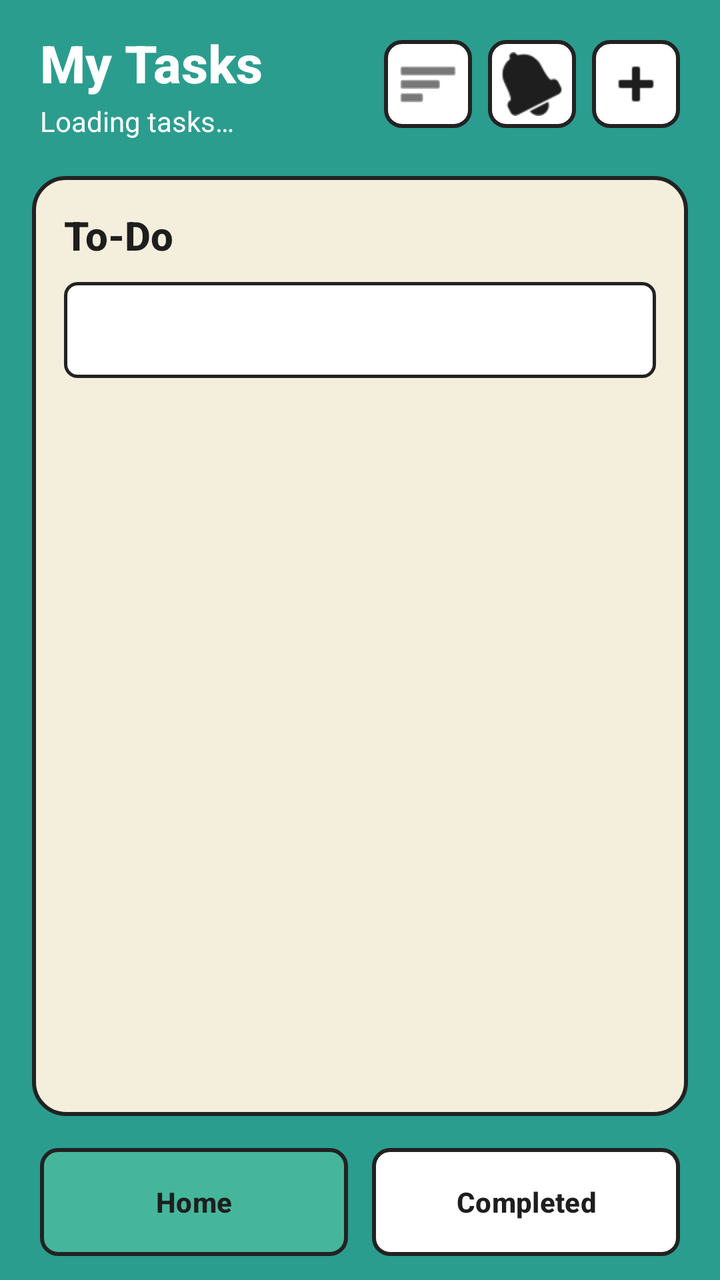
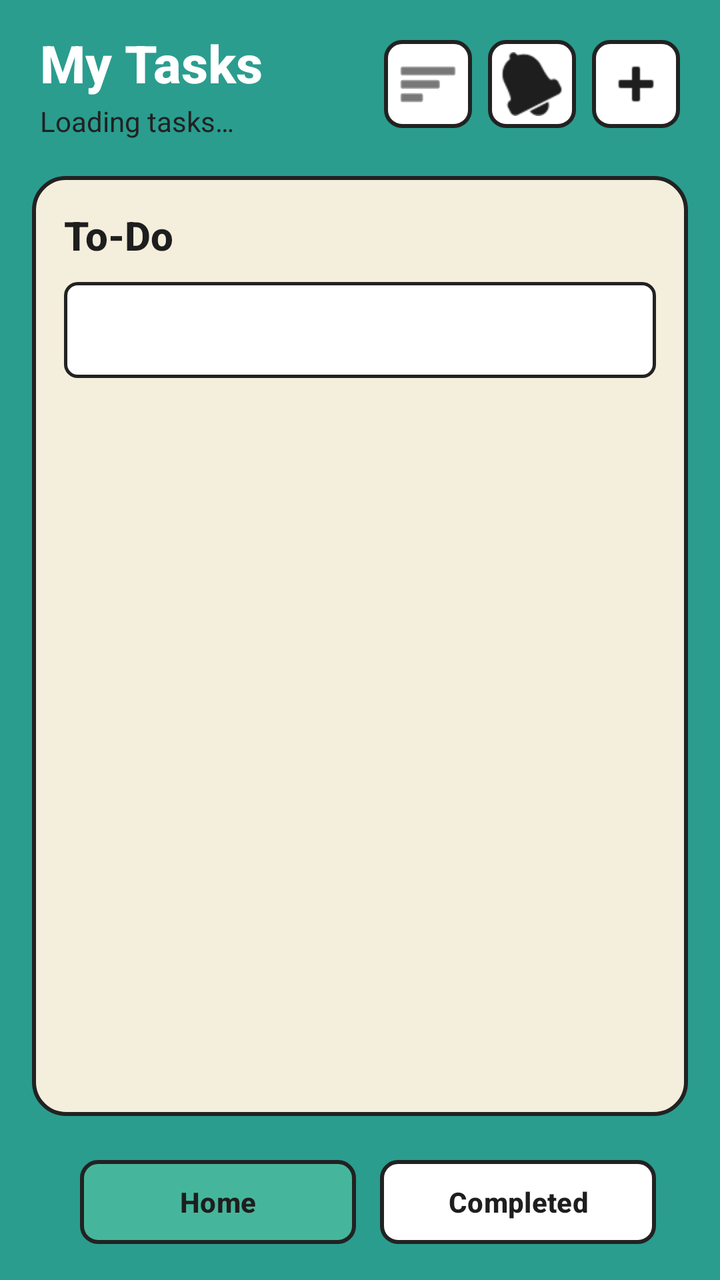

The first picture is an Android layout as it rendered before a commit; the second is the same layout after the commit. The layout source and the unified diff follow.
<!-- AndroidManifest.xml: application theme Theme.ApplicationProject -->
<!-- res/layout/activity_home_page.xml -->
<?xml version="1.0" encoding="utf-8"?>
<androidx.constraintlayout.widget.ConstraintLayout xmlns:android="http://schemas.android.com/apk/res/android"
    xmlns:app="http://schemas.android.com/apk/res-auto"
    xmlns:tools="http://schemas.android.com/tools"
    android:id="@+id/main"
    android:layout_width="match_parent"
    android:layout_height="match_parent"
    android:background="@color/app_teal"
    tools:context=".MainActivity">

    <LinearLayout
        android:id="@+id/homeHeader"
        android:layout_width="0dp"
        android:layout_height="wrap_content"
        android:layout_marginStart="20dp"
        android:layout_marginTop="14dp"
        android:layout_marginEnd="20dp"
        android:gravity="center_vertical"
        android:orientation="horizontal"
        app:layout_constraintEnd_toEndOf="parent"
        app:layout_constraintStart_toStartOf="parent"
        app:layout_constraintTop_toTopOf="parent">

        <LinearLayout
            android:layout_width="0dp"
            android:layout_height="wrap_content"
            android:layout_weight="1"
            android:orientation="vertical">

            <TextView
                android:layout_width="wrap_content"
                android:layout_height="wrap_content"
                android:fontFamily="sans-serif-medium"
                android:text="@string/home_title"
                android:textColor="@color/white"
                android:textSize="26sp"
                android:textStyle="bold" />

            <TextView
                android:id="@+id/tvTaskCount"
                android:layout_width="wrap_content"
                android:layout_height="wrap_content"
                android:layout_marginTop="2dp"
                android:text="@string/loading_tasks"
                android:textColor="@color/white"
                android:textSize="14sp" />
        </LinearLayout>

        <ImageButton
            android:id="@+id/btnCategories"
            android:layout_width="44dp"
            android:layout_height="44dp"
            android:layout_marginEnd="8dp"
            android:background="@drawable/bg_button_white"
            android:contentDescription="@string/category_button"
            android:src="@android:drawable/ic_menu_sort_by_size"
            app:tint="@color/text_dark" />

        <ImageButton
            android:id="@+id/btnNotification"
            android:layout_width="44dp"
            android:layout_height="44dp"
            android:layout_marginEnd="8dp"
            android:background="@drawable/bg_button_white"
            android:contentDescription="@string/notifications3"
            android:src="@android:drawable/ic_popup_reminder"
            app:tint="@color/text_dark" />

        <ImageButton
            android:id="@+id/btnAdd"
            android:layout_width="44dp"
            android:layout_height="44dp"
            android:background="@drawable/bg_button_white"
            android:contentDescription="@string/add_task"
            android:src="@android:drawable/ic_input_add"
            app:tint="@color/text_dark" />
    </LinearLayout>

    <androidx.constraintlayout.widget.ConstraintLayout
        android:id="@+id/mainCard"
        android:layout_width="0dp"
        android:layout_height="0dp"
        android:layout_marginStart="16dp"
        android:layout_marginTop="18dp"
        android:layout_marginEnd="16dp"
        android:layout_marginBottom="16dp"
        android:background="@drawable/bg_card_cream"
        android:padding="16dp"
        app:layout_constraintBottom_toTopOf="@id/bottomNav"
        app:layout_constraintEnd_toEndOf="parent"
        app:layout_constraintStart_toStartOf="parent"
        app:layout_constraintTop_toBottomOf="@id/homeHeader">

        <TextView
            android:id="@+id/tvCategoryHeader"
            android:layout_width="0dp"
            android:layout_height="wrap_content"
            android:fontFamily="sans-serif-medium"
            android:text="@string/pending_tasks"
            android:textColor="@color/text_dark"
            android:textSize="20sp"
            android:textStyle="bold"
            app:layout_constraintEnd_toEndOf="parent"
            app:layout_constraintStart_toStartOf="parent"
            app:layout_constraintTop_toTopOf="parent" />

        <Spinner
            android:id="@+id/spinnerCategoryFilter"
            android:layout_width="0dp"
            android:layout_height="48dp"
            android:layout_marginTop="10dp"
            android:background="@drawable/bg_edit_text"
            android:paddingStart="10dp"
            android:paddingEnd="10dp"
            app:layout_constraintEnd_toEndOf="parent"
            app:layout_constraintStart_toStartOf="parent"
            app:layout_constraintTop_toBottomOf="@id/tvCategoryHeader" />

        <ScrollView
            android:layout_width="0dp"
            android:layout_height="0dp"
            android:layout_marginTop="12dp"
            android:fillViewport="true"
            app:layout_constraintBottom_toBottomOf="parent"
            app:layout_constraintEnd_toEndOf="parent"
            app:layout_constraintStart_toStartOf="parent"
            app:layout_constraintTop_toBottomOf="@id/spinnerCategoryFilter">

            <LinearLayout
                android:id="@+id/taskList"
                android:layout_width="match_parent"
                android:layout_height="wrap_content"
                android:orientation="vertical"
                android:paddingBottom="8dp" />
        </ScrollView>
    </androidx.constraintlayout.widget.ConstraintLayout>

    <LinearLayout
        android:id="@+id/bottomNav"
        android:layout_width="0dp"
        android:layout_height="54dp"
        android:layout_marginStart="20dp"
        android:layout_marginEnd="20dp"
        android:layout_marginBottom="12dp"
        android:orientation="horizontal"
        app:layout_constraintBottom_toBottomOf="parent"
        app:layout_constraintEnd_toEndOf="parent"
        app:layout_constraintStart_toStartOf="parent">

        <Button
            android:id="@+id/btnHomeNav"
            android:layout_width="0dp"
            android:layout_height="match_parent"
            android:layout_marginEnd="6dp"
            android:layout_weight="1"
            android:background="@drawable/bg_button_teal"
            android:text="@string/home1"
            android:textColor="@color/text_dark"
            android:textStyle="bold"
            app:backgroundTint="@null" />

        <Button
            android:id="@+id/btnCompletedNav"
            android:layout_width="0dp"
            android:layout_height="match_parent"
            android:layout_marginStart="6dp"
            android:layout_weight="1"
            android:background="@drawable/bg_button_white"
            android:text="@string/completed2"
            android:textColor="@color/text_dark"
            android:textStyle="bold"
            app:backgroundTint="@null" />
    </LinearLayout>
</androidx.constraintlayout.widget.ConstraintLayout>
<!-- resources referenced by this layout -->
<resources>
  <color name="app_teal">#2A9D8F</color>
  <color name="text_dark">#1E1E1E</color>
  <color name="white">#FFFFFFFF</color>
  <!-- drawable bg_button_teal (drawable) -->
  <?xml version="1.0" encoding="utf-8"?>
  <shape xmlns:android="http://schemas.android.com/apk/res/android"
      android:shape="rectangle">
      <solid android:color="@color/header_teal" />
      <stroke android:width="2dp" android:color="@color/border_dark" />
      <corners android:radius="8dp" />
  </shape>
  <!-- drawable bg_button_white (drawable) -->
  <?xml version="1.0" encoding="utf-8"?>
  <shape xmlns:android="http://schemas.android.com/apk/res/android"
      android:shape="rectangle">
      <solid android:color="@color/white" />
      <stroke android:width="2dp" android:color="@color/border_dark" />
      <corners android:radius="8dp" />
  </shape>
  <!-- drawable bg_card_cream (drawable) -->
  <?xml version="1.0" encoding="utf-8"?>
  <shape xmlns:android="http://schemas.android.com/apk/res/android"
      android:shape="rectangle">
      <solid android:color="@color/card_cream" />
      <stroke android:width="2dp" android:color="@color/border_dark" />
      <corners android:radius="16dp" />
  </shape>
  <!-- drawable bg_edit_text (drawable) -->
  <?xml version="1.0" encoding="utf-8"?>
  <shape xmlns:android="http://schemas.android.com/apk/res/android"
      android:shape="rectangle">
      <solid android:color="@color/white" />
      <stroke android:width="1.5dp" android:color="@color/border_dark" />
      <corners android:radius="6dp" />
  </shape>
  <string name="add_task">Add Task</string>
  <string name="category_button">Categories</string>
  <string name="completed2">Completed</string>
  <string name="home1">Home</string>
  <string name="home_title">My Tasks</string>
  <string name="loading_tasks">Loading tasks…</string>
  <string name="notifications3">Notifications</string>
  <string name="pending_tasks">To-Do</string>
  <style name="Theme.ApplicationProject" parent="Base.Theme.ApplicationProject" />
  <color name="header_teal">#45B69C</color>
  <color name="border_dark">#222222</color>
  <color name="card_cream">#F4EEDC</color>
  <style name="Base.Theme.ApplicationProject" parent="Theme.Material3.DayNight.NoActionBar">
          
          
      </style>
</resources>

<!-- the commit's change to res/layout/activity_home_page.xml (unified diff, before → after) -->
@@ -34,7 +34,8 @@
                 android:text="@string/home_title"
                 android:textColor="@color/white"
                 android:textSize="26sp"
-                android:textStyle="bold" />
+                android:textStyle="bold"
+                tools:ignore="VisualLintSystemUi" />
 
             <TextView
                 android:id="@+id/tvTaskCount"
@@ -42,7 +43,7 @@
                 android:layout_height="wrap_content"
                 android:layout_marginTop="2dp"
                 android:text="@string/loading_tasks"
-                android:textColor="@color/white"
+                android:textColor="#212121"
                 android:textSize="14sp" />
         </LinearLayout>
 
@@ -54,7 +55,8 @@
             android:background="@drawable/bg_button_white"
             android:contentDescription="@string/category_button"
             android:src="@android:drawable/ic_menu_sort_by_size"
-            app:tint="@color/text_dark" />
+            app:tint="@color/text_dark"
+            tools:ignore="TouchTargetSizeCheck" />
 
         <ImageButton
             android:id="@+id/btnNotification"
@@ -64,7 +66,8 @@
             android:background="@drawable/bg_button_white"
             android:contentDescription="@string/notifications3"
             android:src="@android:drawable/ic_popup_reminder"
-            app:tint="@color/text_dark" />
+            app:tint="@color/text_dark"
+            tools:ignore="TouchTargetSizeCheck" />
 
         <ImageButton
             android:id="@+id/btnAdd"
@@ -73,11 +76,13 @@
             android:background="@drawable/bg_button_white"
             android:contentDescription="@string/add_task"
             android:src="@android:drawable/ic_input_add"
-            app:tint="@color/text_dark" />
+            app:tint="@color/text_dark"
+            tools:ignore="TouchTargetSizeCheck" />
     </LinearLayout>
 
     <androidx.constraintlayout.widget.ConstraintLayout
         android:id="@+id/mainCard"
+        style="?android:attr/buttonBarStyle"
         android:layout_width="0dp"
         android:layout_height="0dp"
         android:layout_marginStart="16dp"
@@ -124,10 +129,12 @@
             app:layout_constraintBottom_toBottomOf="parent"
             app:layout_constraintEnd_toEndOf="parent"
             app:layout_constraintStart_toStartOf="parent"
-            app:layout_constraintTop_toBottomOf="@id/spinnerCategoryFilter">
+            app:layout_constraintTop_toBottomOf="@id/spinnerCategoryFilter"
+            tools:ignore="SpeakableTextPresentCheck">
 
             <LinearLayout
                 android:id="@+id/taskList"
+                style="?android:attr/buttonBarStyle"
                 android:layout_width="match_parent"
                 android:layout_height="wrap_content"
                 android:orientation="vertical"
@@ -137,6 +144,7 @@
 
     <LinearLayout
         android:id="@+id/bottomNav"
+        style="?android:attr/buttonBarButtonStyle"
         android:layout_width="0dp"
         android:layout_height="54dp"
         android:layout_marginStart="20dp"
@@ -149,6 +157,7 @@
 
         <Button
             android:id="@+id/btnHomeNav"
+            style="?android:attr/buttonBarButtonStyle"
             android:layout_width="0dp"
             android:layout_height="match_parent"
             android:layout_marginEnd="6dp"
@@ -157,7 +166,8 @@
             android:text="@string/home1"
             android:textColor="@color/text_dark"
             android:textStyle="bold"
-            app:backgroundTint="@null" />
+            app:backgroundTint="@null"
+            tools:ignore="TouchTargetSizeCheck,VisualLintButtonSize" />
 
         <Button
             android:id="@+id/btnCompletedNav"
@@ -169,6 +179,7 @@
             android:text="@string/completed2"
             android:textColor="@color/text_dark"
             android:textStyle="bold"
-            app:backgroundTint="@null" />
+            app:backgroundTint="@null"
+            tools:ignore="ButtonStyle,TouchTargetSizeCheck,VisualLintButtonSize" />
     </LinearLayout>
 </androidx.constraintlayout.widget.ConstraintLayout>
